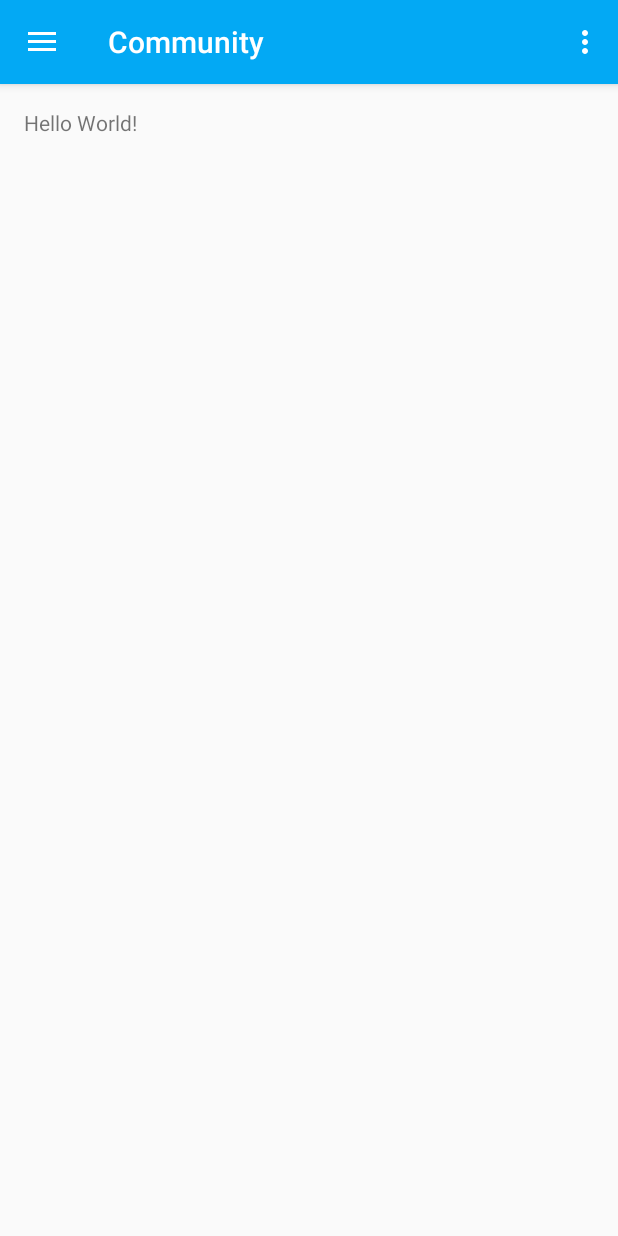
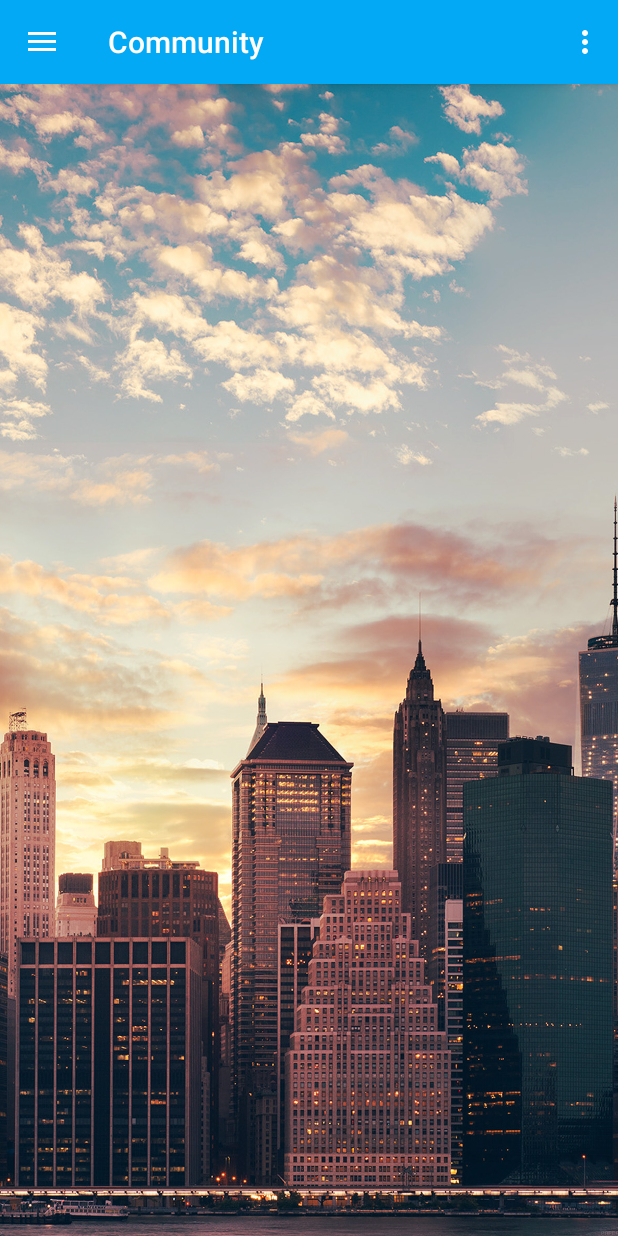
Before and after one commit to matthewhunter404/community, an Android app: the screen it shows after launch (MainActivity), on a phone screen of 412 x 824 dp. Run offline under Robolectric (Android 15) with nearby library versions, the phone set to English and light mode, and no system bars.

Commit message:
repalces default hello world textview with a background image that sits behind all menues and bars.

```diff
--- a/app/src/main/res/layout/activity_main.xml
+++ b/app/src/main/res/layout/activity_main.xml
@@ -3,7 +3,7 @@
     xmlns:app="http://schemas.android.com/apk/res-auto"
     xmlns:tools="http://schemas.android.com/tools" android:id="@+id/drawer_layout"
     android:layout_width="match_parent" android:layout_height="match_parent"
-    android:fitsSystemWindows="true" tools:openDrawer="start">
+    android:fitsSystemWindows="false" tools:openDrawer="start">
 
     <include layout="@layout/app_bar_main" android:layout_width="match_parent"
         android:layout_height="match_parent" />
--- a/app/src/main/res/layout/content_main.xml
+++ b/app/src/main/res/layout/content_main.xml
@@ -2,13 +2,16 @@
 <RelativeLayout xmlns:android="http://schemas.android.com/apk/res/android"
     xmlns:tools="http://schemas.android.com/tools"
     xmlns:app="http://schemas.android.com/apk/res-auto" android:layout_width="match_parent"
-    android:layout_height="match_parent" android:paddingLeft="@dimen/activity_horizontal_margin"
-    android:paddingRight="@dimen/activity_horizontal_margin"
-    android:paddingTop="@dimen/activity_vertical_margin"
-    android:paddingBottom="@dimen/activity_vertical_margin"
+    android:layout_height="match_parent"
     app:layout_behavior="@string/appbar_scrolling_view_behavior" tools:showIn="@layout/app_bar_main"
     tools:context=".MainActivity">
 
-    <TextView android:text="Hello World!" android:layout_width="wrap_content"
-        android:layout_height="wrap_content" />
+    <ImageView
+        android:layout_width="match_parent"
+        android:layout_height="match_parent"
+        android:scaleType="centerCrop"
+        android:layout_centerVertical="true"
+        android:src="@drawable/main_background"
+        android:id="@+id/main_background"/>
+
 </RelativeLayout>
```
Also changed, not shown: app/src/main/java/matt/community/MainActivity.java (line endings or trailing spaces), app/src/main/res/drawable/main_background.jpg (added).
